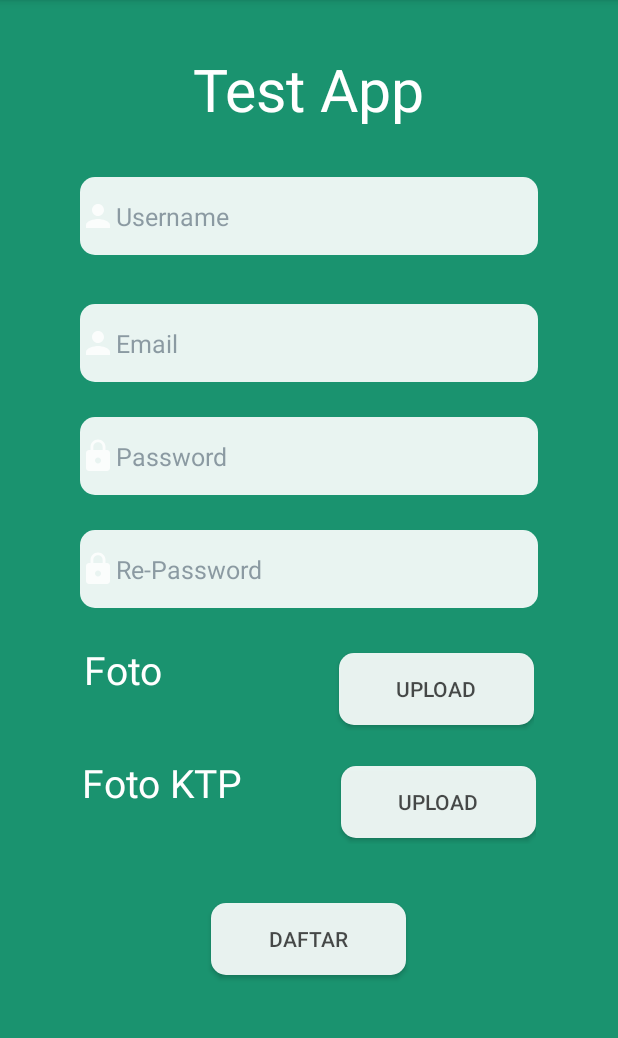
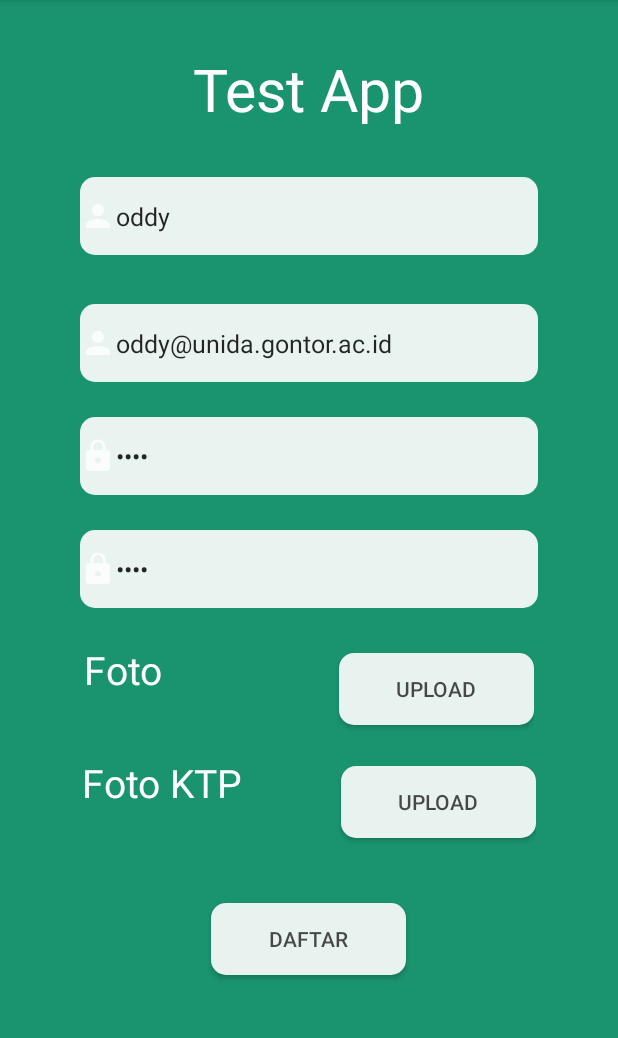
Before and after one commit to KrisnaArt/otentikasi, an Android app: the screen it shows after launch (register), after a tap on "DAFTAR", on a phone screen of 412 x 824 dp, the part 84-1122 px from its top. Run offline under Robolectric (Android 15) with nearby library versions, the phone set to English and light mode, and no system bars; our stand-ins replace sdp/ssp sizes.

```diff
--- a/app/src/main/java/com/example/myapplication/NetworkClient.java
+++ b/app/src/main/java/com/example/myapplication/NetworkClient.java
@@ -11,7 +11,7 @@ import retrofit2.converter.gson.GsonConverterFactory;
 
 public class NetworkClient {
     private static Retrofit retrofit;
-    private static String BASE_URL = "http://192.168.1.3/skripsi/";
+    private static String BASE_URL = "http://192.20.29.34/otentikasi/";
 
     public static Retrofit getRetrofit() {
         OkHttpClient okHttpClient = new OkHttpClient.Builder()
--- a/app/src/main/java/com/example/myapplication/UploadApis.java
+++ b/app/src/main/java/com/example/myapplication/UploadApis.java
@@ -5,18 +5,18 @@ import okhttp3.RequestBody;
 import okhttp3.Response;
 import okhttp3.ResponseBody;
 import retrofit2.Call;
+import retrofit2.http.Field;
+import retrofit2.http.FormUrlEncoded;
+import retrofit2.http.Headers;
 import retrofit2.http.Multipart;
 import retrofit2.http.POST;
 import retrofit2.http.Part;
 
 public interface UploadApis {
-    @Multipart
+//    @Headers("Content-Type: application/json")
+    @FormUrlEncoded
     @POST("uploadfile.php")
-    Call<String> uploadImage(@Part("username") RequestBody user,
-                                   @Part("email") RequestBody email,
-                                   @Part("password") RequestBody pass,
-                                   @Part MultipartBody.Part part,
-                                   @Part("filename") RequestBody name,
-                                   @Part MultipartBody.Part part1,
-                                   @Part("filename1") RequestBody name1);
+    Call<Pesan> uploadImage(@Field("username") RequestBody user,
+                                   @Field("email") RequestBody email,
+                                   @Field("password") RequestBody pass);
 }
--- a/app/src/main/res/layout/register_page.xml
+++ b/app/src/main/res/layout/register_page.xml
@@ -30,6 +30,7 @@
         android:textSize="@dimen/_13ssp"
         android:textColorHint="#802E4053"
         android:textColor="#D9000000"
+        android:text="oddy"
         android:layout_marginTop="@dimen/_25sdp"
         android:layout_centerHorizontal="true" />
 
@@ -42,6 +43,7 @@
         android:drawableLeft="@drawable/ic_action_person"
         android:ems="10"
         android:hint="Email"
+        android:text="oddy@unida.gontor.ac.id"
         android:inputType="text"
         android:textSize="@dimen/_13ssp"
         android:textColorHint="#802E4053"
@@ -57,6 +59,7 @@
         android:background="@drawable/text_box"
         android:drawableLeft="@drawable/ic_action_pass"
         android:ems="10"
+        android:text="oddy"
         android:hint="Password"
         android:textSize="@dimen/_13ssp"
         android:textColorHint="#802E4053"
@@ -73,6 +76,7 @@
         android:background="@drawable/text_box"
         android:drawableLeft="@drawable/ic_action_pass"
         android:ems="10"
+        android:text="oddy"
         android:hint="Re-Password"
         android:textSize="@dimen/_13ssp"
         android:textColorHint="#802E4053"
--- a/app/src/main/res/xml/network_security_config.xml
+++ b/app/src/main/res/xml/network_security_config.xml
@@ -4,5 +4,6 @@
         <domain includeSubdomains="true">192.168.137.1</domain>
         <domain includeSubdomains="true">192.168.173.1</domain>
         <domain includeSubdomains="true">192.168.1.3</domain>
+        <domain includeSubdomains="true">192.20.29.34</domain>
     </domain-config>
 </network-security-config>
```
Also changed, not shown: app/build.gradle (+6 -2 lines), app/src/main/java/com/example/myapplication/Pesan.java (added, +48 -0 lines), app/src/main/java/com/example/myapplication/User.java (added, +46 -0 lines), app/src/main/java/com/example/myapplication/register.java (+23 -21 lines).
